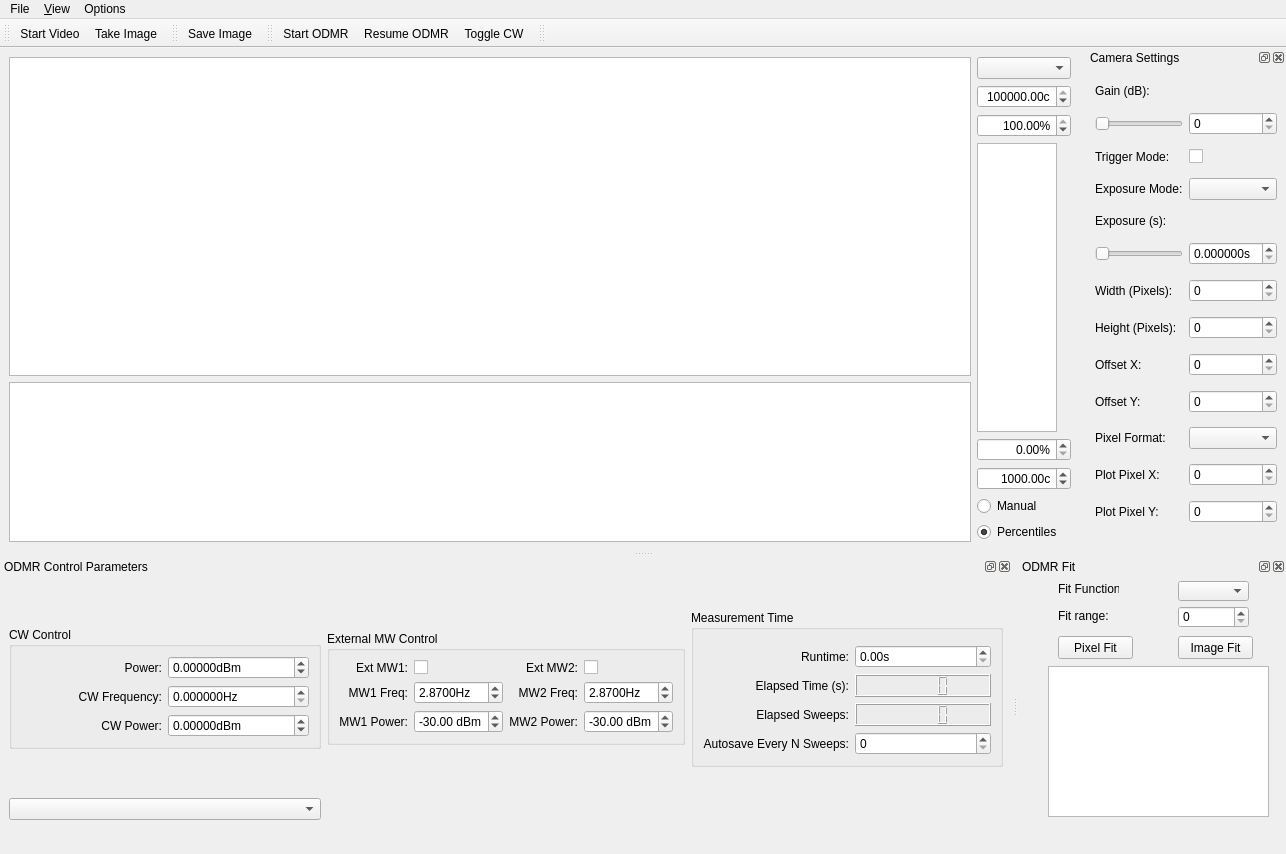
Old version of the form gui/odmr/ui_odmrgui_camera.ui in the repository gerald00627/qudi.
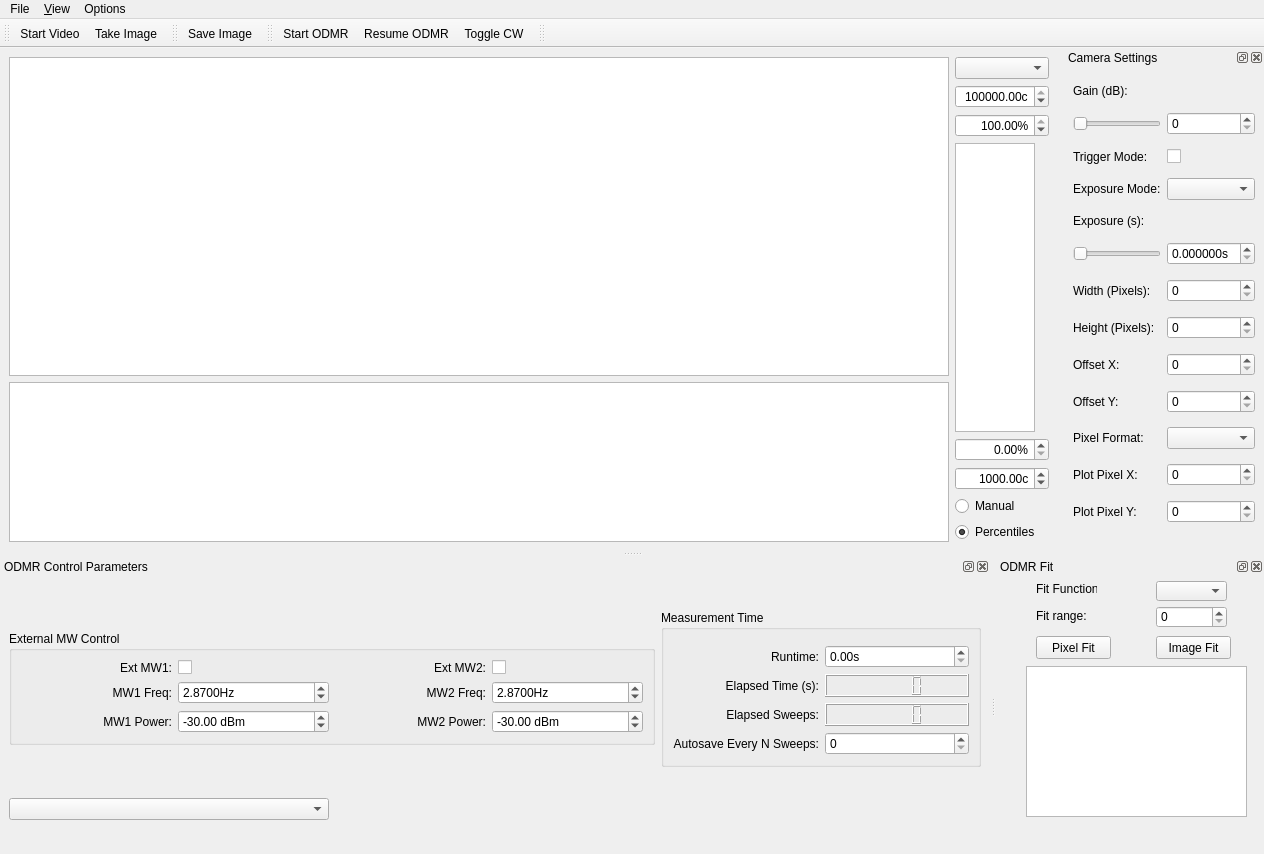
New version of the form. Icons and pictures are not drawn. Custom widgets are drawn as their Qt base class.

```diff
--- a/gui/odmr/ui_odmrgui_camera.ui
+++ b/gui/odmr/ui_odmrgui_camera.ui
@@ -531,287 +531,6 @@
      </sizepolicy>
     </property>
     <layout class="QGridLayout" name="gridLayout_3">
-     <item row="0" column="1">
-      <widget class="QGroupBox" name="groupBox">
-       <property name="enabled">
-        <bool>true</bool>
-       </property>
-       <property name="sizePolicy">
-        <sizepolicy hsizetype="Preferred" vsizetype="Fixed">
-         <horstretch>0</horstretch>
-         <verstretch>0</verstretch>
-        </sizepolicy>
-       </property>
-       <property name="title">
-        <string>External MW Control</string>
-       </property>
-       <layout class="QVBoxLayout" name="verticalLayout_2">
-        <item>
-         <layout class="QGridLayout" name="gridLayout">
-          <item row="0" column="3">
-           <widget class="QCheckBox" name="ext_control_use_mw2_CheckBox">
-            <property name="text">
-             <string/>
-            </property>
-           </widget>
-          </item>
-          <item row="1" column="0">
-           <widget class="QLabel" name="ext_control_mw1_freq_Label">
-            <property name="text">
-             <string>MW1 Freq:</string>
-            </property>
-            <property name="alignment">
-             <set>Qt::AlignRight|Qt::AlignTrailing|Qt::AlignVCenter</set>
-            </property>
-           </widget>
-          </item>
-          <item row="1" column="1">
-           <widget class="QDoubleSpinBox" name="ext_control_mw1_freq_DoubleSpinBox">
-            <property name="suffix">
-             <string>Hz</string>
-            </property>
-            <property name="decimals">
-             <number>4</number>
-            </property>
-            <property name="value">
-             <double>2.870000000000000</double>
-            </property>
-           </widget>
-          </item>
-          <item row="0" column="2">
-           <widget class="QLabel" name="label">
-            <property name="text">
-             <string>Ext MW2:</string>
-            </property>
-            <property name="alignment">
-             <set>Qt::AlignRight|Qt::AlignTrailing|Qt::AlignVCenter</set>
-            </property>
-           </widget>
-          </item>
-          <item row="0" column="1">
-           <widget class="QCheckBox" name="ext_control_use_mw1_CheckBox">
-            <property name="text">
-             <string/>
-            </property>
-           </widget>
-          </item>
-          <item row="1" column="2">
-           <widget class="QLabel" name="ext_control_mw2_freq_Label">
-            <property name="text">
-             <string>MW2 Freq:</string>
-            </property>
-            <property name="alignment">
-             <set>Qt::AlignRight|Qt::AlignTrailing|Qt::AlignVCenter</set>
-            </property>
-           </widget>
-          </item>
-          <item row="2" column="0">
-           <widget class="QLabel" name="ext_control_mw1_power_Label">
-            <property name="text">
-             <string>MW1 Power:</string>
-            </property>
-            <property name="alignment">
-             <set>Qt::AlignRight|Qt::AlignTrailing|Qt::AlignVCenter</set>
-            </property>
-           </widget>
-          </item>
-          <item row="0" column="0">
-           <widget class="QLabel" name="label_2">
-            <property name="text">
-             <string>Ext MW1:</string>
-            </property>
-            <property name="alignment">
-             <set>Qt::AlignRight|Qt::AlignTrailing|Qt::AlignVCenter</set>
-            </property>
-           </widget>
-          </item>
-          <item row="2" column="2">
-           <widget class="QLabel" name="ext_control_mw2_power_Label">
-            <property name="text">
-             <string>MW2 Power:</string>
-            </property>
-            <property name="alignment">
-             <set>Qt::AlignRight|Qt::AlignTrailing|Qt::AlignVCenter</set>
-            </property>
-           </widget>
-          </item>
-          <item row="2" column="3">
-           <widget class="QDoubleSpinBox" name="ext_control_mw2_power_DoubleSpinBox">
-            <property name="suffix">
-             <string> dBm</string>
-            </property>
-            <property name="minimum">
-             <double>-50.000000000000000</double>
-            </property>
-            <property name="maximum">
-             <double>40.000000000000000</double>
-            </property>
-            <property name="value">
-             <double>-30.000000000000000</double>
-            </property>
-           </widget>
-          </item>
-          <item row="2" column="1">
-           <widget class="QDoubleSpinBox" name="ext_control_mw1_power_DoubleSpinBox">
-            <property name="suffix">
-             <string> dBm</string>
-            </property>
-            <property name="minimum">
-             <double>-50.000000000000000</double>
-            </property>
-            <property name="maximum">
-             <double>40.000000000000000</double>
-            </property>
-            <property name="value">
-             <double>-30.000000000000000</double>
-            </property>
-           </widget>
-          </item>
-          <item row="1" column="3">
-           <widget class="QDoubleSpinBox" name="ext_control_mw2_freq_DoubleSpinBox">
-            <property name="suffix">
-             <string>Hz</string>
-            </property>
-            <property name="decimals">
-             <number>4</number>
-            </property>
-            <property name="value">
-             <double>2.870000000000000</double>
-            </property>
-           </widget>
-          </item>
-         </layout>
-        </item>
-       </layout>
-      </widget>
-     </item>
-     <item row="0" column="0">
-      <widget class="QGroupBox" name="groupBox_3">
-       <property name="enabled">
-        <bool>true</bool>
-       </property>
-       <property name="sizePolicy">
-        <sizepolicy hsizetype="Preferred" vsizetype="Fixed">
-         <horstretch>0</horstretch>
-         <verstretch>0</verstretch>
-        </sizepolicy>
-       </property>
-       <property name="minimumSize">
-        <size>
-         <width>312</width>
-         <height>0</height>
-        </size>
-       </property>
-       <property name="title">
-        <string>CW Control</string>
-       </property>
-       <layout class="QHBoxLayout" name="horizontalLayout_2">
-        <item>
-         <layout class="QGridLayout" name="gridLayout_6">
-          <item row="0" column="0">
-           <widget class="QLabel" name="power_label">
-            <property name="text">
-             <string>Power:</string>
-            </property>
-            <property name="alignment">
-             <set>Qt::AlignRight|Qt::AlignTrailing|Qt::AlignVCenter</set>
-            </property>
-           </widget>
-          </item>
-          <item row="0" column="1">
-           <widget class="ScienDSpinBox" name="sweep_power_DoubleSpinBox">
-            <property name="sizePolicy">
-             <sizepolicy hsizetype="Minimum" vsizetype="Fixed">
-              <horstretch>0</horstretch>
-              <verstretch>0</verstretch>
-             </sizepolicy>
-            </property>
-            <property name="suffix">
-             <string>dBm</string>
-            </property>
-            <property name="decimals">
-             <number>5</number>
-            </property>
-            <property name="minimum">
-             <double>-1000.000000000000000</double>
-            </property>
-            <property name="maximum">
-             <double>100.000000000000000</double>
-            </property>
-           </widget>
-          </item>
-          <item row="1" column="0">
-           <widget class="QLabel" name="cw_frequency_label">
-            <property name="enabled">
-             <bool>true</bool>
-            </property>
-            <property name="text">
-             <string>CW Frequency:</string>
-            </property>
-            <property name="alignment">
-             <set>Qt::AlignRight|Qt::AlignTrailing|Qt::AlignVCenter</set>
-            </property>
-           </widget>
-          </item>
-          <item row="1" column="1">
-           <widget class="ScienDSpinBox" name="cw_frequency_DoubleSpinBox">
-            <property name="sizePolicy">
-             <sizepolicy hsizetype="Minimum" vsizetype="Fixed">
-              <horstretch>0</horstretch>
-              <verstretch>0</verstretch>
-             </sizepolicy>
-            </property>
-            <property name="suffix">
-             <string>Hz</string>
-            </property>
-            <property name="decimals">
-             <number>6</number>
-            </property>
-            <property name="maximum">
-             <double>1000000000.000000000000000</double>
-            </property>
-            <property name="singleStep">
-             <double>0.010000000000000</double>
-            </property>
-           </widget>
-          </item>
-          <item row="2" column="0">
-           <widget class="QLabel" name="cw_power_label">
-            <property name="text">
-             <string>CW Power:</string>
-            </property>
-            <property name="alignment">
-             <set>Qt::AlignRight|Qt::AlignTrailing|Qt::AlignVCenter</set>
-            </property>
-           </widget>
-          </item>
-          <item row="2" column="1">
-           <widget class="ScienDSpinBox" name="cw_power_DoubleSpinBox">
-            <property name="sizePolicy">
-             <sizepolicy hsizetype="Minimum" vsizetype="Fixed">
-              <horstretch>0</horstretch>
-              <verstretch>0</verstretch>
-             </sizepolicy>
-            </property>
-            <property name="suffix">
-             <string>dBm</string>
-            </property>
-            <property name="decimals">
-             <number>5</number>
-            </property>
-            <property name="minimum">
-             <double>-1000.000000000000000</double>
-            </property>
-            <property name="maximum">
-             <double>100.000000000000000</double>
-            </property>
-           </widget>
-          </item>
-         </layout>
-        </item>
-       </layout>
-      </widget>
-     </item>
      <item row="1" column="0">
       <widget class="QComboBox" name="measurement_type_comboBox">
        <property name="sizePolicy">
@@ -943,6 +662,160 @@
        </layout>
       </widget>
      </item>
+     <item row="0" column="0" colspan="2">
+      <widget class="QGroupBox" name="groupBox">
+       <property name="enabled">
+        <bool>true</bool>
+       </property>
+       <property name="sizePolicy">
+        <sizepolicy hsizetype="Preferred" vsizetype="Fixed">
+         <horstretch>0</horstretch>
+         <verstretch>0</verstretch>
+        </sizepolicy>
+       </property>
+       <property name="title">
+        <string>External MW Control</string>
+       </property>
+       <layout class="QVBoxLayout" name="verticalLayout_2">
+        <item>
+         <layout class="QGridLayout" name="gridLayout">
+          <item row="0" column="3">
+           <widget class="QCheckBox" name="ext_control_use_mw2_CheckBox">
+            <property name="text">
+             <string/>
+            </property>
+           </widget>
+          </item>
+          <item row="1" column="0">
+           <widget class="QLabel" name="ext_control_mw1_freq_Label">
+            <property name="text">
+             <string>MW1 Freq:</string>
+            </property>
+            <property name="alignment">
+             <set>Qt::AlignRight|Qt::AlignTrailing|Qt::AlignVCenter</set>
+            </property>
+           </widget>
+          </item>
+          <item row="1" column="1">
+           <widget class="QDoubleSpinBox" name="ext_control_mw1_freq_DoubleSpinBox">
+            <property name="suffix">
+             <string>Hz</string>
+            </property>
+            <property name="decimals">
+             <number>4</number>
+            </property>
+            <property name="value">
+             <double>2.870000000000000</double>
+            </property>
+           </widget>
+          </item>
+          <item row="0" column="2">
+           <widget class="QLabel" name="label">
+            <property name="text">
+             <string>Ext MW2:</string>
+            </property>
+            <property name="alignment">
+             <set>Qt::AlignRight|Qt::AlignTrailing|Qt::AlignVCenter</set>
+            </property>
+           </widget>
+          </item>
+          <item row="0" column="1">
+           <widget class="QCheckBox" name="ext_control_use_mw1_CheckBox">
+            <property name="text">
+             <string/>
+            </property>
+           </widget>
+          </item>
+          <item row="1" column="2">
+           <widget class="QLabel" name="ext_control_mw2_freq_Label">
+            <property name="text">
+             <string>MW2 Freq:</string>
+            </property>
+            <property name="alignment">
+             <set>Qt::AlignRight|Qt::AlignTrailing|Qt::AlignVCenter</set>
+            </property>
+           </widget>
+          </item>
+          <item row="2" column="0">
+           <widget class="QLabel" name="ext_control_mw1_power_Label">
+            <property name="text">
+             <string>MW1 Power:</string>
+            </property>
+            <property name="alignment">
+             <set>Qt::AlignRight|Qt::AlignTrailing|Qt::AlignVCenter</set>
+            </property>
+           </widget>
+          </item>
+          <item row="0" column="0">
+           <widget class="QLabel" name="label_2">
+            <property name="text">
+             <string>Ext MW1:</string>
+            </property>
+            <property name="alignment">
+             <set>Qt::AlignRight|Qt::AlignTrailing|Qt::AlignVCenter</set>
+            </property>
+           </widget>
+          </item>
+          <item row="2" column="2">
+           <widget class="QLabel" name="ext_control_mw2_power_Label">
+            <property name="text">
+             <string>MW2 Power:</string>
+            </property>
+            <property name="alignment">
+             <set>Qt::AlignRight|Qt::AlignTrailing|Qt::AlignVCenter</set>
+            </property>
+           </widget>
+          </item>
+          <item row="2" column="3">
+           <widget class="QDoubleSpinBox" name="ext_control_mw2_power_DoubleSpinBox">
+            <property name="suffix">
+             <string> dBm</string>
+            </property>
+            <property name="minimum">
+             <double>-50.000000000000000</double>
+            </property>
+            <property name="maximum">
+             <double>40.000000000000000</double>
+            </property>
+            <property name="value">
+             <double>-30.000000000000000</double>
+            </property>
+           </widget>
+          </item>
+          <item row="2" column="1">
+           <widget class="QDoubleSpinBox" name="ext_control_mw1_power_DoubleSpinBox">
+            <property name="suffix">
+             <string> dBm</string>
+            </property>
+            <property name="minimum">
+             <double>-50.000000000000000</double>
+            </property>
+            <property name="maximum">
+             <double>40.000000000000000</double>
+            </property>
+            <property name="value">
+             <double>-30.000000000000000</double>
+            </property>
+           </widget>
+          </item>
+          <item row="1" column="3">
+           <widget class="QDoubleSpinBox" name="ext_control_mw2_freq_DoubleSpinBox">
+            <property name="suffix">
+             <string>Hz</string>
+            </property>
+            <property name="decimals">
+             <number>4</number>
+            </property>
+            <property name="value">
+             <double>2.870000000000000</double>
+            </property>
+           </widget>
+          </item>
+         </layout>
+        </item>
+       </layout>
+      </widget>
+     </item>
     </layout>
    </widget>
   </widget>
```
